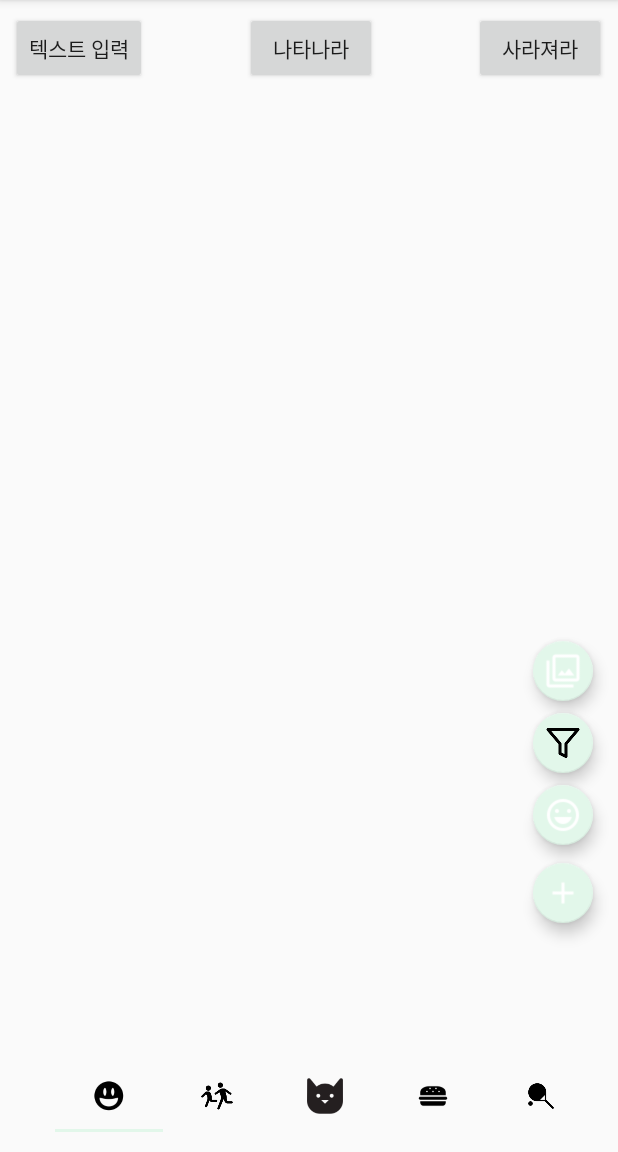
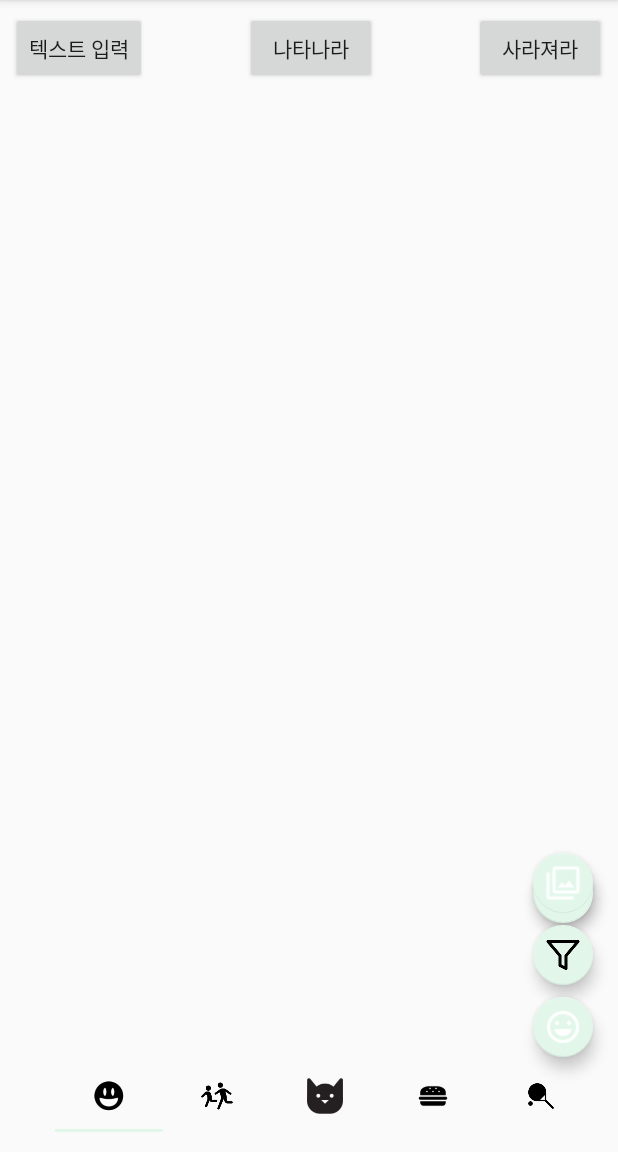
Before and after one commit to Geniousroom1/TeamProject, an Android app: the MainActivity screen opened directly, with no data from a screen before it, after a tap on an icon or button, on a phone screen of 412 x 824 dp, the part 84-1236 px from its top. Run offline under Robolectric (Android 15) with nearby library versions, the phone set to English and light mode, and no system bars.

Commit message:
액션 플로팅 버튼 수정

```diff
--- a/app/src/main/java/edu/android/teamproject/MainActivity.java
+++ b/app/src/main/java/edu/android/teamproject/MainActivity.java
@@ -6,12 +6,15 @@ import android.content.pm.PackageManager;
 import android.graphics.Bitmap;
 import android.os.Bundle;
 import android.os.Environment;
+import android.support.design.widget.FloatingActionButton;
 import android.support.v4.app.ActivityCompat;
 import android.support.v4.app.Fragment;
 import android.support.v4.app.FragmentManager;
 import android.support.v4.app.FragmentTransaction;
 import android.support.v7.app.AppCompatActivity;
 import android.view.View;
+import android.view.animation.Animation;
+import android.view.animation.AnimationUtils;
 import android.widget.FrameLayout;
 import android.widget.ImageView;
 import android.widget.Toast;
@@ -35,6 +38,12 @@ public class MainActivity extends AppCompatActivity
     private ArrayList<StickerImageView> arrayList;
     private int b = 0;
 
+    private FloatingActionButton floatingActionButton, floatingBtnEmoticon, floatingBtnFilter, floatingBtnCapture;
+    private Animation mShowButton;
+    private Animation mHideButton;
+    private Animation mShowResButton;
+    private Animation mHideResButton;
+
     @Override
     protected void onCreate(Bundle savedInstanceState) {
         super.onCreate(savedInstanceState);
@@ -46,6 +55,60 @@ public class MainActivity extends AppCompatActivity
         cameraIMG = (ImageView) findViewById(R.id.cameraView);
         cameraIMG.setImageBitmap(SecondActivity.bit);
         arrayList = new ArrayList<StickerImageView>();
+
+        // 플로팅 버튼 찾음
+        floatingActionButton = (FloatingActionButton) findViewById(R.id.floatingActionButton);
+        floatingBtnEmoticon = (FloatingActionButton) findViewById(R.id.floatingBtnEmoticon);
+        floatingBtnFilter = (FloatingActionButton) findViewById(R.id.floatingBtnFilter);
+        floatingBtnCapture = (FloatingActionButton) findViewById(R.id.floatingBtnCapture);
+        floatingActionButton.setVisibility(View.VISIBLE);
+        floatingBtnEmoticon.setVisibility(View.GONE);
+        floatingBtnFilter.setVisibility(View.GONE);
+        floatingBtnCapture.setVisibility(View.GONE);
+        // 버튼에 넣을 애니메이션 찾음
+        mShowButton = AnimationUtils.loadAnimation(this, R.anim.show_button);
+        mHideButton = AnimationUtils.loadAnimation(this, R.anim.hide_button);
+        mShowResButton = AnimationUtils.loadAnimation(this, R.anim.show_res_button);
+        mHideResButton = AnimationUtils.loadAnimation(this, R.anim.hide_res_button);
+
+        // +플로팅 버튼 눌렀을 때
+        floatingActionButton.setOnClickListener(new View.OnClickListener() {
+            @Override
+            public void onClick(View view) {
+
+                // 세 개의 플로팅 버튼이 GONE 상태이면, 버튼을 보여줌
+                if (floatingBtnEmoticon.getVisibility() == View.GONE &&
+                        floatingBtnFilter.getVisibility() == View.GONE) {
+
+                    floatingBtnEmoticon.setVisibility(View.VISIBLE);
+                    floatingBtnEmoticon.setClickable(true);
+                    floatingBtnFilter.setVisibility(View.VISIBLE);
+                    floatingBtnFilter.setClickable(true);
+                    floatingBtnCapture.setVisibility(View.VISIBLE);
+                    floatingBtnCapture.setClickable(true);
+
+                    floatingBtnEmoticon.startAnimation(mShowResButton);
+                    floatingBtnFilter.startAnimation(mShowResButton);
+                    floatingBtnCapture.startAnimation(mShowResButton);
+                    floatingActionButton.startAnimation(mShowButton);
+
+                    // 세 개의 플로팅 버튼이 VISIBLE 상태이면, 버튼을 GONE 상태로 변경
+                } else if (floatingBtnEmoticon.getVisibility() == View.VISIBLE &&
+                        floatingBtnFilter.getVisibility() == View.VISIBLE) {
+
+                    floatingBtnEmoticon.setVisibility(View.GONE);
+                    floatingBtnFilter.setVisibility(View.GONE);
+                    floatingBtnCapture.setVisibility(View.GONE);
+
+                    floatingBtnEmoticon.startAnimation(mHideResButton);
+                    floatingBtnFilter.startAnimation(mHideResButton);
+                    floatingBtnCapture.startAnimation(mHideResButton);
+                    floatingActionButton.startAnimation(mHideButton);
+                }
+
+
+            }
+        });
     } // end onCreate
 
 
@@ -85,7 +148,23 @@ public class MainActivity extends AppCompatActivity
         transaction.add(R.id.container, fragment);
         transaction.commit();
 
-       frameLayout.setVisibility(View.VISIBLE);
+        // 끼워 넣을 프래그먼트 레이아웃을 VISIBLE함
+        if (frameLayout.getVisibility() == View.GONE) {
+            frameLayout.setVisibility(View.VISIBLE);
+        }
+
+        // 나머지 플로팅 버튼 GONE
+        floatingBtnEmoticon.setVisibility(View.GONE);
+        floatingBtnEmoticon.setClickable(false);
+        floatingBtnFilter.setVisibility(View.GONE);
+        floatingBtnFilter.setClickable(false);
+        floatingBtnCapture.setVisibility(View.GONE);
+        floatingBtnCapture.setClickable(false);
+
+        floatingBtnEmoticon.startAnimation(mHideResButton);
+        floatingBtnFilter.startAnimation(mHideResButton);
+        floatingBtnCapture.startAnimation(mHideResButton);
+        floatingActionButton.startAnimation(mHideButton);
     }//end showEmoticon
 
 
@@ -116,6 +195,24 @@ public class MainActivity extends AppCompatActivity
         transaction.add(R.id.container, fragment);
         transaction.commit();
         frameLayout.setVisibility(View.VISIBLE);
+
+        // 끼워 넣을 프래그먼트 레이아웃을 GONE함
+        if (frameLayout.getVisibility() == View.GONE) {
+            frameLayout.setVisibility(View.VISIBLE);
+        }
+
+        // 나머지 플로팅 버튼 GONE으로 변경
+        floatingBtnEmoticon.setVisibility(View.GONE);
+        floatingBtnEmoticon.setClickable(false);
+        floatingBtnFilter.setVisibility(View.GONE);
+        floatingBtnFilter.setClickable(false);
+        floatingBtnCapture.setVisibility(View.GONE);
+        floatingBtnCapture.setClickable(false);
+
+        floatingBtnEmoticon.startAnimation(mHideResButton);
+        floatingBtnFilter.startAnimation(mHideResButton);
+        floatingBtnCapture.startAnimation(mHideResButton);
+        floatingActionButton.startAnimation(mHideButton);
     }//end showFilter
 
 
```
